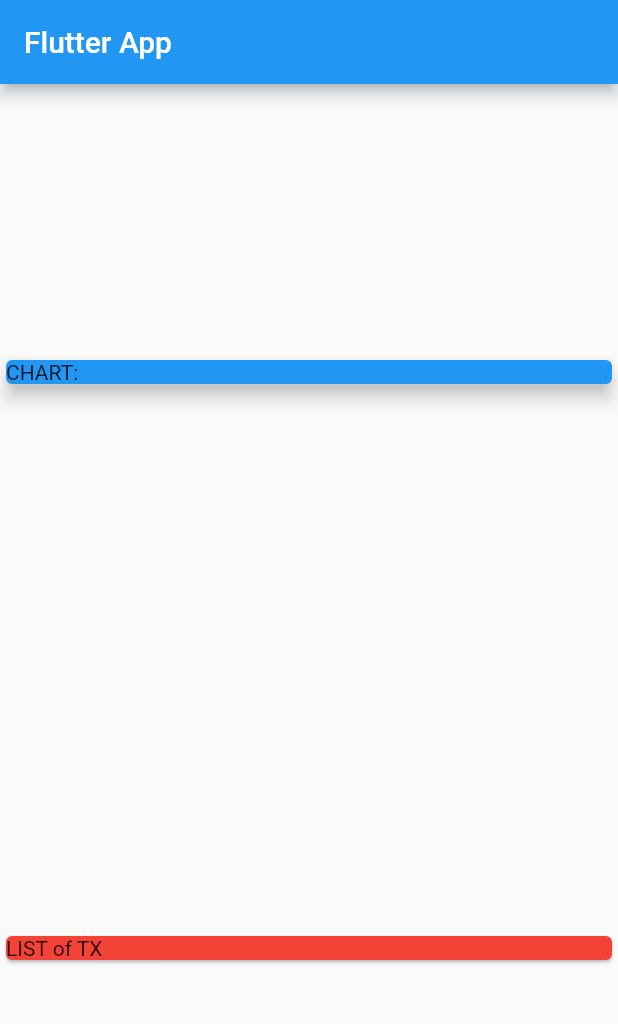
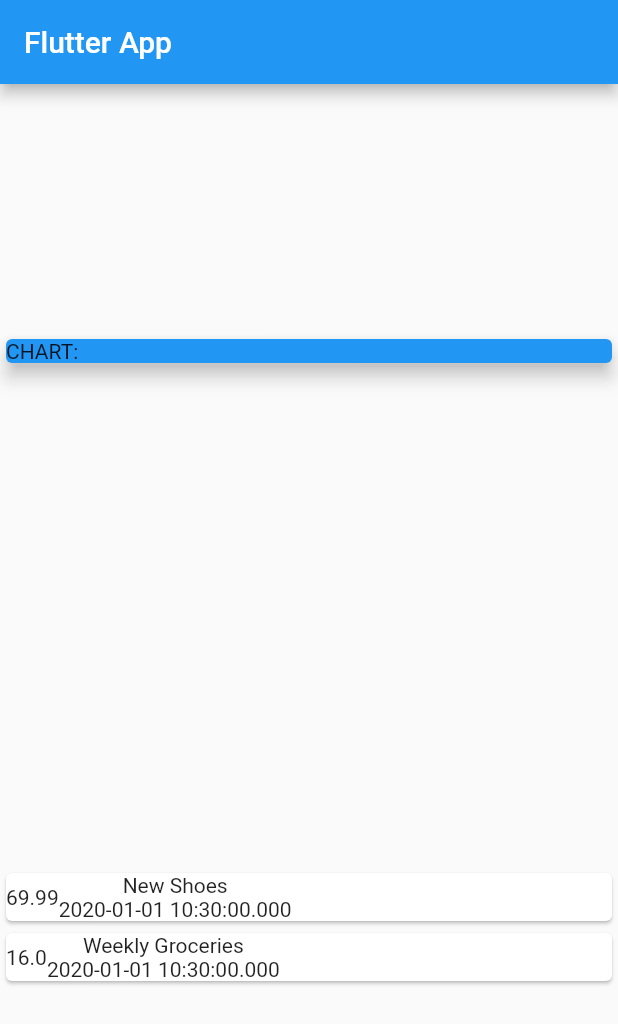
Before and after one commit to ckgauro/flutter_complete_guide_2, a Flutter app: the screen it shows after launch, on a phone screen of 412 x 824 dp. Shown: the top 1024 px of the screen. Run offline on Flutter 3.47's test engine with Material 2 defaults, Android fonts, the phone set to English and light mode, and no system bars.

Commit message:
commit 75

```diff
--- a/lib/main.dart
+++ b/lib/main.dart
@@ -19,7 +19,10 @@ class MyHomePage extends StatelessWidget {
     Transaction(
         id: 't1', title: 'New Shoes', amount: 69.99, date: DateTime.now()),
     Transaction(
-        id: 't2', title: 'Weekly Groceries', amount: 16.00, date: DateTime.now()),
+        id: 't2',
+        title: 'Weekly Groceries',
+        amount: 16.00,
+        date: DateTime.now()),
   ];
   @override
   Widget build(BuildContext context) {
@@ -39,9 +42,16 @@ class MyHomePage extends StatelessWidget {
               elevation: 5,
             ),
           ),
-          Card(
-            color: Colors.red,
-            child: Text('LIST of TX'),
+          Column(
+            children: transaction.map((tx) {
+              return Card(
+                child: Row(
+                  children: <Widget>[
+                    Container(child: Text(tx.amount.toString())), Column(children: <Widget>[ Text(tx.title), Text(tx.date.toString())],)
+                  ],
+                ),
+              );
+            }).toList(),
           ),
         ],
       ),
```
